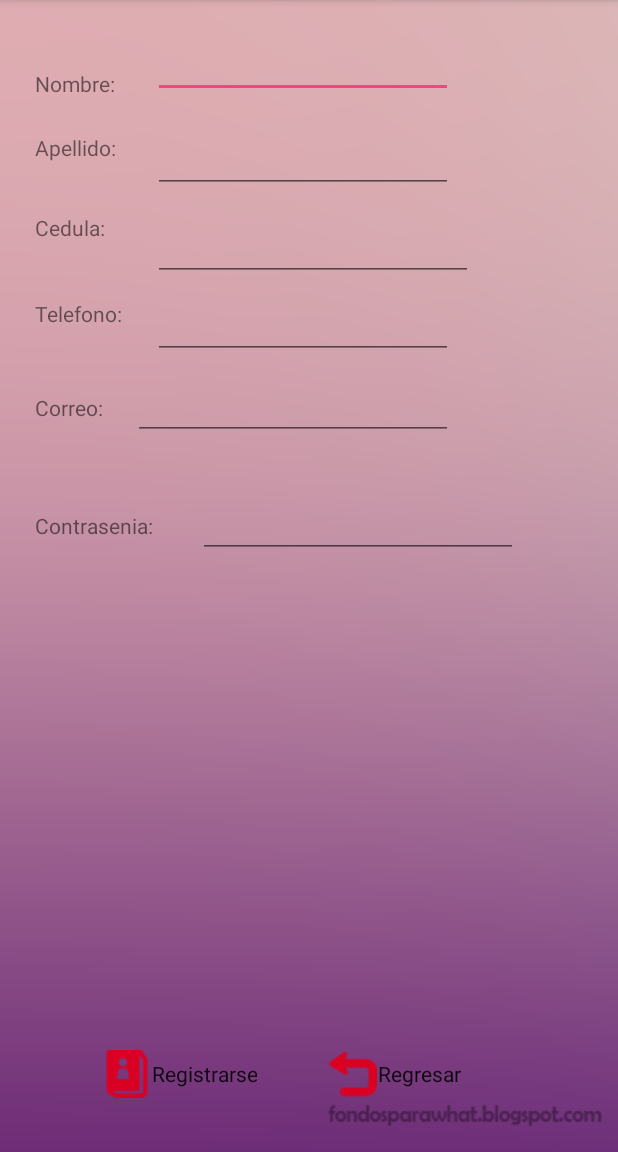
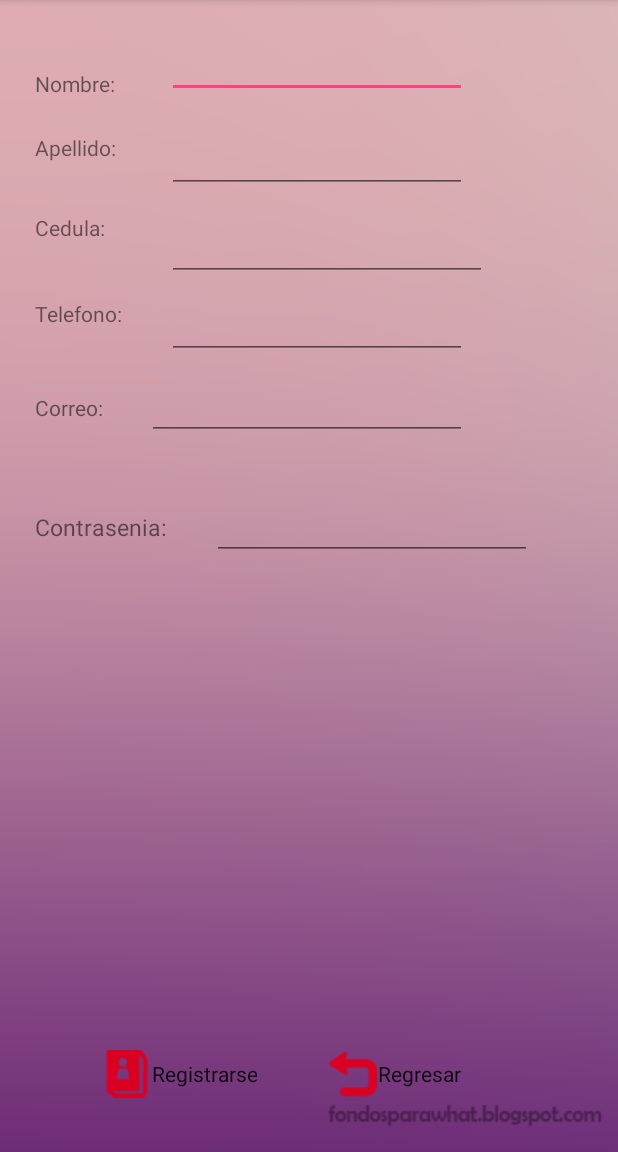
Before and after one commit to AplicacionesDistribuidasEventos/AppMyEvents, an Android app: the RegistroActivity screen opened directly, with no data from a screen before it, on a phone screen of 412 x 824 dp, the part 84-1236 px from its top. Run offline under Robolectric (Android 15) with nearby library versions, the phone set to English and light mode, and no system bars.

Commit message:
tuningV3

```diff
--- a/app/src/main/res/layout/activity_registro.xml
+++ b/app/src/main/res/layout/activity_registro.xml
@@ -61,6 +61,7 @@
         android:layout_alignStart="@+id/textView9"
         android:layout_below="@+id/textView9"
         android:layout_marginTop="59dp"
+        android:textSize="15dp"
         android:text="Contrasenia:" />
 
     <Button
```
